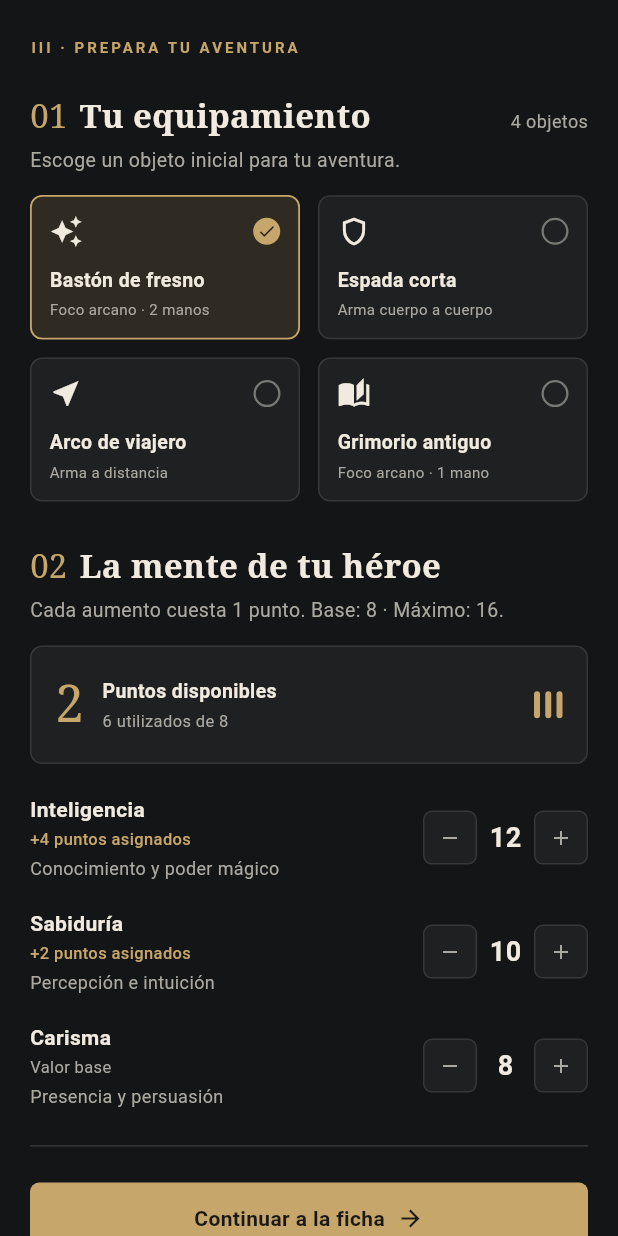
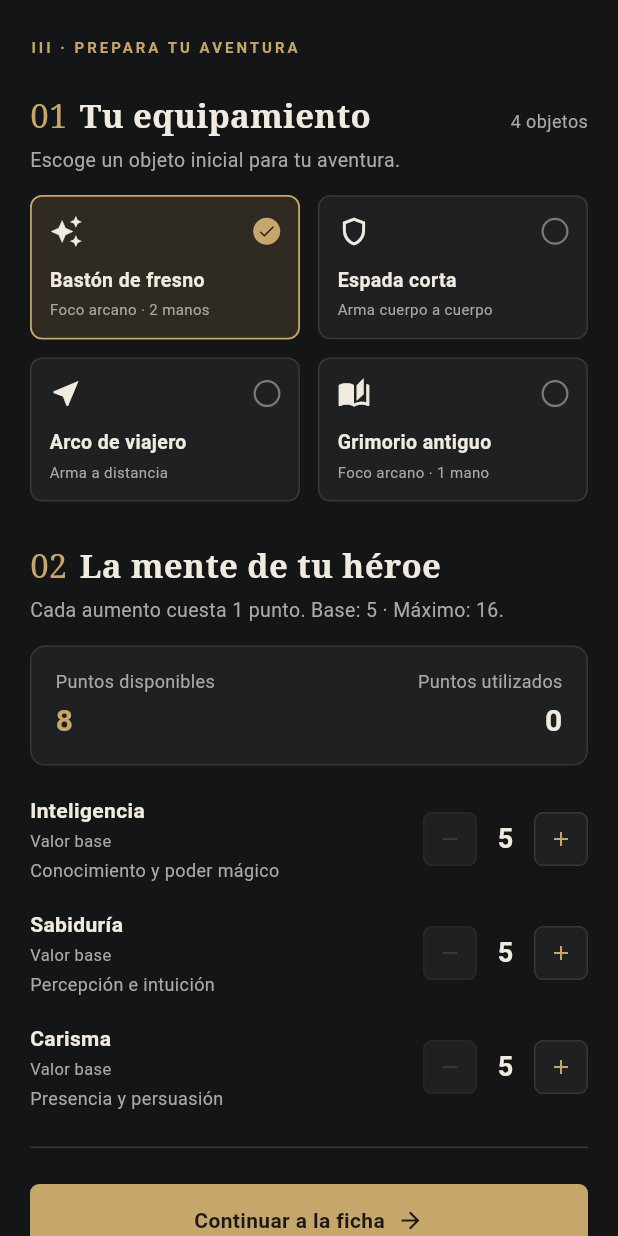
Before and after one commit to alejandroacostadam-droid/Interfaces-Tarjeta, a Flutter app: the screen it shows after launch, on a phone screen of 412 x 824 dp. Run offline on Flutter 3.47's test engine with Material 3 defaults, Android fonts, the phone set to English and light mode, and no system bars.

Commit message:
funcionalidad pantalla 3

```diff
--- a/lib/widgets/fila_atributo.dart
+++ b/lib/widgets/fila_atributo.dart
@@ -3,22 +3,29 @@ import '../design/colores.dart';
 
 class FilaAtributo extends StatelessWidget {
   final String nombre;
-  final String textoBadge;
-  final bool badgeDorado;
   final String descripcion;
-  final String valor;
+  final int valor;
+  final VoidCallback onIncrementar;
+  final VoidCallback onDecrementar;
 
   const FilaAtributo({
     super.key,
     required this.nombre,
-    required this.textoBadge,
-    required this.badgeDorado,
     required this.descripcion,
     required this.valor,
+    required this.onIncrementar,
+    required this.onDecrementar,
   });
 
   @override
   Widget build(BuildContext context) {
+    final bool esBase = valor == 5;
+    final int puntosExtra = valor - 5;
+    final String textoBadge = esBase
+        ? 'Valor base'
+        : (puntosExtra == 1 ? '+1 punto asignado' : '+$puntosExtra puntos asignados');
+    final Color colorBadge = esBase ? Colores.textoSecundario : Colores.dorado;
+
     return Row(
       children: [
         Expanded(
@@ -38,8 +45,8 @@ class FilaAtributo extends StatelessWidget {
                 textoBadge,
                 style: TextStyle(
                   fontSize: 11.0,
-                  fontWeight: badgeDorado ? FontWeight.w500 : FontWeight.w400,
-                  color: badgeDorado ? Colores.dorado : Colores.textoSecundario,
+                  fontWeight: esBase ? FontWeight.w400 : FontWeight.w500,
+                  color: colorBadge,
                 ),
               ),
               const SizedBox(height: 3.0),
@@ -56,28 +63,31 @@ class FilaAtributo extends StatelessWidget {
         ),
         Row(
           children: [
-            Container(
+            GestureDetector(
+              onTap: esBase ? null : onDecrementar,
+              child: Container(
                 width: 36.0,
                 height: 36.0,
                 decoration: BoxDecoration(
                   color: Colores.superficie,
                   borderRadius: BorderRadius.circular(6.0),
                   border: Border.all(
-                  color: Colores.borde,
+                    color: esBase ? Colores.borde.withValues(alpha: 0.4) : Colores.borde,
                     width: 1.0,
                   ),
                 ),
-              child: const Icon(
+                child: Icon(
                   Icons.remove,
                   size: 16.0,
-                color: Colores.textoSecundario,
+                  color: esBase ? Colores.inactivo.withValues(alpha: 0.3) : Colores.textoPrincipal,
+                ),
               ),
             ),
             Container(
               width: 38.0,
               alignment: Alignment.center,
               child: Text(
-                valor,
+                '$valor',
                 style: const TextStyle(
                   fontSize: 18.0,
                   fontWeight: FontWeight.w700,
@@ -85,7 +95,9 @@ class FilaAtributo extends StatelessWidget {
                 ),
               ),
             ),
-            Container(
+            GestureDetector(
+              onTap: onIncrementar,
+              child: Container(
                 width: 36.0,
                 height: 36.0,
                 decoration: BoxDecoration(
@@ -99,7 +111,8 @@ class FilaAtributo extends StatelessWidget {
                 child: const Icon(
                   Icons.add,
                   size: 16.0,
-                color: Colores.textoSecundario,
+                  color: Colores.dorado,
+                ),
               ),
             ),
           ],
--- a/lib/widgets/seccion_atributos.dart
+++ b/lib/widgets/seccion_atributos.dart
@@ -3,16 +3,93 @@ import '../design/colores.dart';
 import 'fila_atributo.dart';
 import 'tarjeta_puntos.dart';
 
-class SeccionAtributos extends StatelessWidget {
+class SeccionAtributos extends StatefulWidget {
   const SeccionAtributos({super.key});
+
+  @override
+  State<SeccionAtributos> createState() => _SeccionAtributosState();
+}
+
+class _SeccionAtributosState extends State<SeccionAtributos> {
+  // Variables simples de puntos
+  int puntosDisponibles = 8;
+  int puntosUsados = 0;
+
+  // Variables simples de atributos (por defecto 5 cada uno)
+  int inteligencia = 5;
+  int sabiduria = 5;
+  int carisma = 5;
+
+  // Funciones sencillas para Inteligencia
+  void incrementarInteligencia() {
+    if (puntosDisponibles > 0 && inteligencia < 16) {
+      setState(() {
+        inteligencia++;
+        puntosDisponibles--;
+        puntosUsados++;
+      });
+    }
+  }
+
+  void decrementarInteligencia() {
+    if (inteligencia > 5) {
+      setState(() {
+        inteligencia--;
+        puntosDisponibles++;
+        puntosUsados--;
+      });
+    }
+  }
+
+  // Funciones sencillas para Sabiduría
+  void incrementarSabiduria() {
+    if (puntosDisponibles > 0 && sabiduria < 16) {
+      setState(() {
+        sabiduria++;
+        puntosDisponibles--;
+        puntosUsados++;
+      });
+    }
+  }
+
+  void decrementarSabiduria() {
+    if (sabiduria > 5) {
+      setState(() {
+        sabiduria--;
+        puntosDisponibles++;
+        puntosUsados--;
+      });
+    }
+  }
+
+  // Funciones sencillas para Carisma
+  void incrementarCarisma() {
+    if (puntosDisponibles > 0 && carisma < 16) {
+      setState(() {
+        carisma++;
+        puntosDisponibles--;
+        puntosUsados++;
+      });
+    }
+  }
+
+  void decrementarCarisma() {
+    if (carisma > 5) {
+      setState(() {
+        carisma--;
+        puntosDisponibles++;
+        puntosUsados--;
+      });
+    }
+  }
 
   @override
   Widget build(BuildContext context) {
     return Column(
       crossAxisAlignment: CrossAxisAlignment.start,
-      children: const [
+      children: [
         Row(
-          children: [
+          children: const [
             Text(
               '02',
               style: TextStyle(
@@ -34,40 +111,43 @@ class SeccionAtributos extends StatelessWidget {
             ),
           ],
         ),
-        SizedBox(height: 4.0),
-        Text(
-          'Cada aumento cuesta 1 punto. Base: 8 · Máximo: 16.',
+        const SizedBox(height: 4.0),
+        const Text(
+          'Cada aumento cuesta 1 punto. Base: 5 · Máximo: 16.',
           style: TextStyle(
             fontSize: 13.0,
             fontWeight: FontWeight.w400,
             color: Colores.textoSecundario,
           ),
         ),
-        SizedBox(height: 14.0),
-        TarjetaPuntos(),
-        SizedBox(height: 20.0),
+        const SizedBox(height: 14.0),
+        TarjetaPuntos(
+          puntosDisponibles: puntosDisponibles,
+          puntosUsados: puntosUsados,
+        ),
+        const SizedBox(height: 20.0),
         FilaAtributo(
           nombre: 'Inteligencia',
-          textoBadge: '+4 puntos asignados',
-          badgeDorado: true,
           descripcion: 'Conocimiento y poder mágico',
-          valor: '12',
+          valor: inteligencia,
+          onIncrementar: incrementarInteligencia,
+          onDecrementar: decrementarInteligencia,
         ),
-        SizedBox(height: 18.0),
+        const SizedBox(height: 18.0),
         FilaAtributo(
           nombre: 'Sabiduría',
-          textoBadge: '+2 puntos asignados',
-          badgeDorado: true,
           descripcion: 'Percepción e intuición',
-          valor: '10',
+          valor: sabiduria,
+          onIncrementar: incrementarSabiduria,
+          onDecrementar: decrementarSabiduria,
         ),
-        SizedBox(height: 18.0),
+        const SizedBox(height: 18.0),
         FilaAtributo(
           nombre: 'Carisma',
-          textoBadge: 'Valor base',
-          badgeDorado: false,
           descripcion: 'Presencia y persuasión',
-          valor: '8',
+          valor: carisma,
+          onIncrementar: incrementarCarisma,
+          onDecrementar: decrementarCarisma,
         ),
       ],
     );
--- a/lib/widgets/tarjeta_puntos.dart
+++ b/lib/widgets/tarjeta_puntos.dart
@@ -2,7 +2,14 @@ import 'package:flutter/material.dart';
 import '../design/colores.dart';
 
 class TarjetaPuntos extends StatelessWidget {
-  const TarjetaPuntos({super.key});
+  final int puntosDisponibles;
+  final int puntosUsados;
+
+  const TarjetaPuntos({
+    super.key,
+    required this.puntosDisponibles,
+    required this.puntosUsados,
+  });
 
   @override
   Widget build(BuildContext context) {
@@ -10,74 +17,55 @@ class TarjetaPuntos extends StatelessWidget {
       padding: const EdgeInsets.symmetric(horizontal: 16.0, vertical: 14.0),
       decoration: BoxDecoration(
         color: Colores.superficie,
-        borderRadius: BorderRadius.circular(8.0),
+        borderRadius: BorderRadius.circular(10.0),
         border: Border.all(
           color: Colores.borde,
           width: 1.0,
         ),
       ),
       child: Row(
+        mainAxisAlignment: MainAxisAlignment.spaceBetween,
         children: [
-          const Text(
-            '2',
-            style: TextStyle(
-              fontFamily: 'serif',
-              fontSize: 34.0,
-              fontWeight: FontWeight.w500,
-              color: Colores.dorado,
-            ),
-          ),
-          const SizedBox(width: 12.0),
           Column(
             crossAxisAlignment: CrossAxisAlignment.start,
-            children: const [
-              Text(
+            children: [
+              const Text(
                 'Puntos disponibles',
                 style: TextStyle(
-                  fontSize: 13.0,
-                  fontWeight: FontWeight.w600,
-                  color: Colores.textoPrincipal,
-                ),
-              ),
-              SizedBox(height: 2.0),
-              Text(
-                '6 utilizados de 8',
-                style: TextStyle(
-                  fontSize: 11.0,
+                  fontSize: 12.0,
                   fontWeight: FontWeight.w400,
                   color: Colores.textoSecundario,
                 ),
               ),
+              const SizedBox(height: 4.0),
+              Text(
+                '$puntosDisponibles',
+                style: const TextStyle(
+                  fontSize: 20.0,
+                  fontWeight: FontWeight.w700,
+                  color: Colores.dorado,
+                ),
+              ),
             ],
           ),
-          const Spacer(),
-          Row(
+          Column(
+            crossAxisAlignment: CrossAxisAlignment.end,
             children: [
-              Container(
-                margin: const EdgeInsets.only(left: 3.5),
-                width: 4.0,
-                height: 18.0,
-                decoration: BoxDecoration(
-                  color: Colores.dorado,
-                  borderRadius: BorderRadius.circular(2.0),
+              const Text(
+                'Puntos utilizados',
+                style: TextStyle(
+                  fontSize: 12.0,
+                  fontWeight: FontWeight.w400,
+                  color: Colores.textoSecundario,
                 ),
               ),
-              Container(
-                margin: const EdgeInsets.only(left: 3.5),
-                width: 4.0,
-                height: 18.0,
-                decoration: BoxDecoration(
-                  color: Colores.dorado,
-                  borderRadius: BorderRadius.circular(2.0),
-                ),
-              ),
-              Container(
-                margin: const EdgeInsets.only(left: 3.5),
-                width: 4.0,
-                height: 18.0,
-                decoration: BoxDecoration(
-                  color: Colores.dorado,
-                  borderRadius: BorderRadius.circular(2.0),
+              const SizedBox(height: 4.0),
+              Text(
+                '$puntosUsados',
+                style: const TextStyle(
+                  fontSize: 20.0,
+                  fontWeight: FontWeight.w700,
+                  color: Colores.textoPrincipal,
                 ),
               ),
             ],
```
Also changed, not shown: 1 other file. Lines whose indentation alone changed are shown as unchanged.
